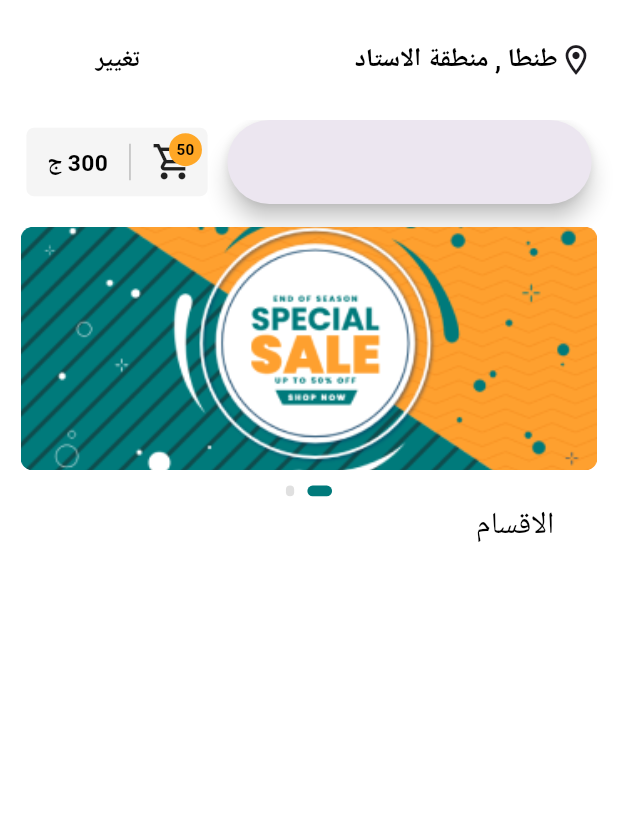
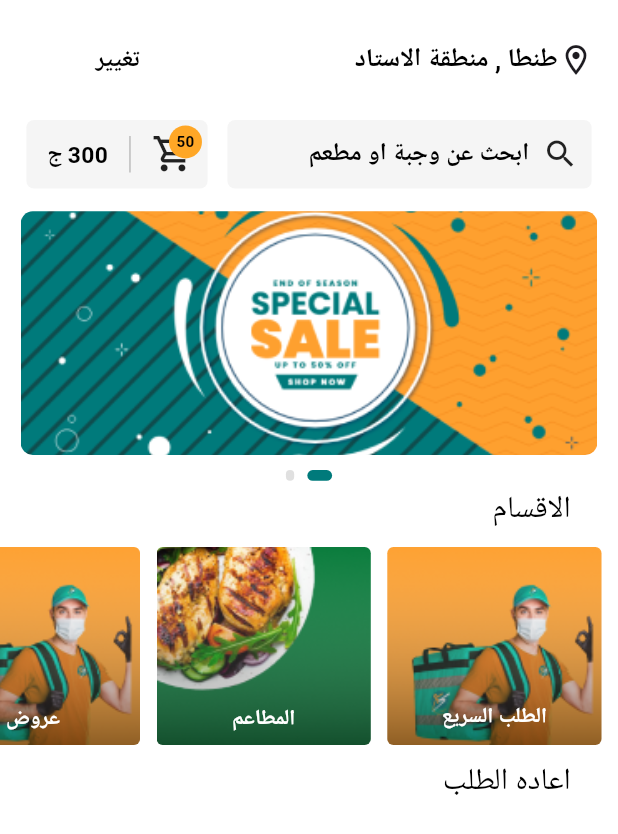
Before and after one commit to eslamwael22/ui_task, a Flutter app: the screen it shows after launch, on a phone screen of 412 x 824 dp. Shown: the top 834 px of the screen. Run offline on Flutter 3.47's test engine with Material 3 defaults, Android fonts, the phone set to English and light mode, and no system bars; drawn by our look-alikes of carousel_slider; our stand-ins replace flutter_screenutil, google_fonts; Roboto replaces fonts that are missing (Cairo).

Commit message:
add category section

```diff
--- /dev/null
+++ b/lib/features/Home/data/category_data.dart
@@ -0,0 +1,12 @@
+import '../models/category_model.dart';
+
+class CategoryData {
+  static final List<CategoryModel> categories = [
+    CategoryModel(
+      image: 'assets/images/Group 29458.png',
+      title: 'الطلب السريع',
+    ),
+    CategoryModel(image: 'assets/images/Group 29459.png', title: 'المطاعم'),
+    CategoryModel(image: 'assets/images/Group 29458.png', title: 'عروض'),
+  ];
+}
--- /dev/null
+++ b/lib/features/Home/models/category_model.dart
@@ -0,0 +1,6 @@
+class CategoryModel {
+  final String image;
+  final String title;
+
+  CategoryModel({required this.image, required this.title});
+}
--- a/lib/features/Home/views/home_view.dart
+++ b/lib/features/Home/views/home_view.dart
@@ -1,8 +1,10 @@
 import 'package:flutter/material.dart';
 import 'package:flutter_screenutil/flutter_screenutil.dart';
 import 'package:google_fonts/google_fonts.dart';
-import 'package:ui_screen/core/constants/app_colors.dart';
+import 'package:ui_screen/features/Home/widgets/cart_widget.dart';
+import 'package:ui_screen/features/Home/widgets/category_section.dart';
 import 'package:ui_screen/features/Home/widgets/home_slider.dart';
+import 'package:ui_screen/features/Home/widgets/search_bar_widget.dart';
 
 class HomeView extends StatelessWidget {
   const HomeView({super.key});
@@ -47,71 +49,9 @@ class HomeView extends StatelessWidget {
             padding: EdgeInsets.symmetric(horizontal: 16.w),
             child: Row(
               children: [
-                /// Search Bar
-                Expanded(child: SearchBar()),
+                Expanded(child: HomeSearchBar()), //search bar
                 SizedBox(width: 12.w),
-
-                /// Cart
-                Container(
-                  width: 110.w,
-                  height: 45.h,
-                  padding: EdgeInsets.symmetric(horizontal: 8.w),
-                  decoration: BoxDecoration(
-                    color: AppColors.searchBarBackgroundColor,
-                    borderRadius: BorderRadius.circular(5.r),
-                  ),
-                  child: Row(
-                    children: [
-                      Stack(
-                        clipBehavior: Clip.none,
-                        children: [
-                          Icon(Icons.shopping_cart_outlined, size: 28.sp),
-
-                          Positioned(
-                            top: -5,
-                            right: -5,
-                            child: Container(
-                              width: 20.w,
-                              height: 20.w,
-                              alignment: Alignment.center,
-                              decoration: const BoxDecoration(
-                                color: Color(0xFFFFA726),
-                                shape: BoxShape.circle,
-                              ),
-                              child: Text(
-                                '50',
-                                style: TextStyle(
-                                  fontSize: 10.sp,
-                                  fontWeight: FontWeight.bold,
-                                  color: Colors.black,
-                                ),
-                              ),
-                            ),
-                          ),
-                        ],
-                      ),
-                      SizedBox(width: 6.w),
-
-                      SizedBox(
-                        height: 24.h,
-                        child: VerticalDivider(
-                          color: Colors.grey.shade400,
-                          thickness: 1,
-                        ),
-                      ),
-                      SizedBox(width: 6.w),
-
-                      Text(
-                        '300 ج',
-                        style: GoogleFonts.cairo(
-                          color: Colors.black,
-                          fontSize: 15.sp,
-                          fontWeight: FontWeight.w600,
-                        ),
-                      ),
-                    ],
-                  ),
-                ),
+                CartWidget(totalItems: 50, totalPrice: 300), // cart
               ],
             ),
           ),
@@ -119,9 +59,23 @@ class HomeView extends StatelessWidget {
           HomeSlider(),
           SizedBox(height: 5.h),
           Padding(
-            padding: EdgeInsets.only(left: 250.w),
+            padding: EdgeInsets.only(left: 270.w),
             child: Text(
               'الاقسام',
+              style: GoogleFonts.cairo(
+                fontSize: 20.sp,
+                fontWeight: FontWeight.w400,
+                color: Colors.black,
+              ),
+            ),
+          ),
+          SizedBox(height: 10.h),
+          const CategorySection(),
+          SizedBox(height: 10.h),
+          Padding(
+            padding: EdgeInsets.only(left: 240.w),
+            child: Text(
+              'اعاده الطلب',
               style: GoogleFonts.cairo(
                 fontSize: 20.sp,
                 fontWeight: FontWeight.w400,
--- /dev/null
+++ b/lib/features/Home/widgets/cart_widget.dart
@@ -0,0 +1,77 @@
+import 'package:flutter/material.dart';
+import 'package:flutter_screenutil/flutter_screenutil.dart';
+import 'package:google_fonts/google_fonts.dart';
+import 'package:ui_screen/core/constants/app_colors.dart';
+
+class CartWidget extends StatelessWidget {
+  final int totalItems;
+  final double totalPrice;
+  const CartWidget({
+    super.key,
+    required this.totalItems,
+    required this.totalPrice,
+  });
+
+  @override
+  Widget build(BuildContext context) {
+    return Container(
+      width: 110.w,
+      height: 45.h,
+      padding: EdgeInsets.symmetric(horizontal: 8.w),
+      decoration: BoxDecoration(
+        color: AppColors.searchBarBackgroundColor,
+        borderRadius: BorderRadius.circular(5.r),
+      ),
+      child: Row(
+        children: [
+          Stack(
+            clipBehavior: Clip.none,
+            children: [
+              Icon(Icons.shopping_cart_outlined, size: 28.sp),
+
+              Positioned(
+                top: -5,
+                right: -5,
+                child: Container(
+                  width: 20.w,
+                  height: 20.w,
+                  alignment: Alignment.center,
+                  decoration: const BoxDecoration(
+                    color: Color(0xFFFFA726),
+                    shape: BoxShape.circle,
+                  ),
+                  child: Text(
+                    '50',
+                    style: TextStyle(
+                      fontSize: 10.sp,
+                      fontWeight: FontWeight.bold,
+                      color: Colors.black,
+                    ),
+                  ),
+                ),
+              ),
+            ],
+          ),
+
+          SizedBox(width: 6.w),
+
+          SizedBox(
+            height: 24.h,
+            child: VerticalDivider(color: Colors.grey.shade400, thickness: 1),
+          ),
+
+          SizedBox(width: 6.w),
+
+          Text(
+            '300 ج',
+            style: GoogleFonts.cairo(
+              color: Colors.black,
+              fontSize: 15.sp,
+              fontWeight: FontWeight.w600,
+            ),
+          ),
+        ],
+      ),
+    );
+  }
+}
--- /dev/null
+++ b/lib/features/Home/widgets/category_item.dart
@@ -0,0 +1,44 @@
+import 'package:flutter/material.dart';
+import 'package:flutter_screenutil/flutter_screenutil.dart';
+import 'package:google_fonts/google_fonts.dart';
+import '../models/category_model.dart';
+
+class CategoryItem extends StatelessWidget {
+  final CategoryModel category;
+  const CategoryItem({super.key, required this.category});
+
+  @override
+  Widget build(BuildContext context) {
+    return Container(
+      width: 130.w,
+      height: 180.h,
+      margin: EdgeInsets.only(left: 10.w),
+      decoration: BoxDecoration(borderRadius: BorderRadius.circular(3.r)),
+      child: ClipRRect(
+        borderRadius: BorderRadius.circular(4.r),
+        child: Stack(
+          children: [
+            Positioned.fill(
+              child: Image.asset(category.image, fit: BoxFit.cover),
+            ),
+            Positioned(
+              bottom: 8.h,
+              left: 0,
+              right: 0,
+              child: Center(
+                child: Text(
+                  category.title,
+                  style: GoogleFonts.cairo(
+                    color: Colors.white,
+                    fontSize: 14.sp,
+                    fontWeight: FontWeight.bold,
+                  ),
+                ),
+              ),
+            ),
+          ],
+        ),
+      ),
+    );
+  }
+}
--- /dev/null
+++ b/lib/features/Home/widgets/category_section.dart
@@ -0,0 +1,24 @@
+import 'package:flutter/material.dart';
+import 'package:flutter_screenutil/flutter_screenutil.dart';
+
+import '../data/category_data.dart';
+import 'category_item.dart';
+
+class CategorySection extends StatelessWidget {
+  const CategorySection({super.key});
+
+  @override
+  Widget build(BuildContext context) {
+    return SizedBox(
+      height: 130.h,
+      child: ListView.builder(
+        padding: EdgeInsetsDirectional.symmetric(horizontal: 10.w),
+        scrollDirection: Axis.horizontal,
+        itemCount: CategoryData.categories.length,
+        itemBuilder: (context, index) {
+          return CategoryItem(category: CategoryData.categories[index]);
+        },
+      ),
+    );
+  }
+}
--- a/lib/features/Home/widgets/search_bar_widget.dart
+++ b/lib/features/Home/widgets/search_bar_widget.dart
@@ -3,8 +3,8 @@ import 'package:flutter_screenutil/flutter_screenutil.dart';
 import 'package:google_fonts/google_fonts.dart';
 import 'package:ui_screen/core/constants/app_colors.dart';
 
-class SearchBar extends StatelessWidget {
-  const SearchBar({super.key});
+class HomeSearchBar extends StatelessWidget {
+  const HomeSearchBar({super.key});
 
   @override
   Widget build(BuildContext context) {
```
Also changed, not shown: assets/images/Group 29458.png (added), assets/images/Group 29459.png (added).
